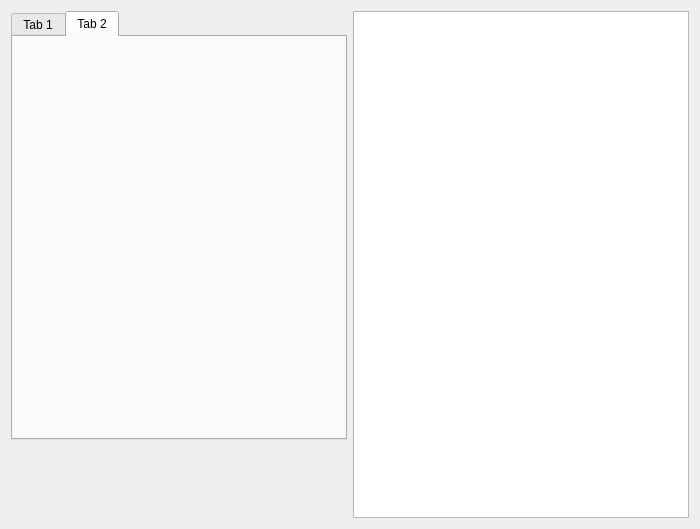
This is frequencydetection.ui in Tokyo-MQP-2024/IgniteCV as Qt 5 draws it before an edit. The edited form follows.
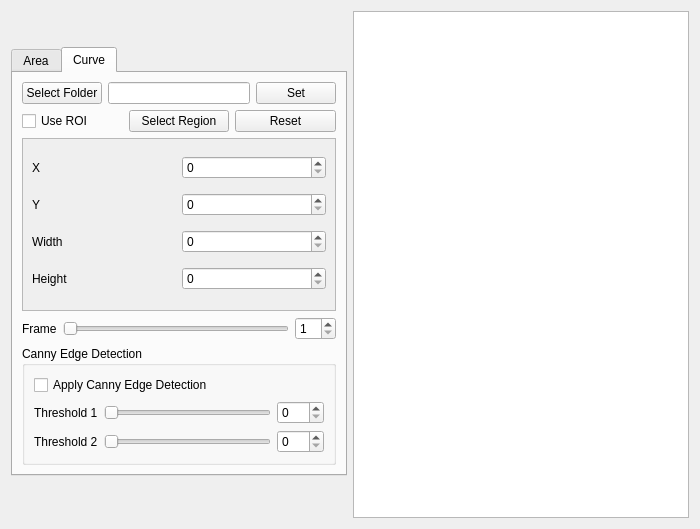
This is the edited form. The open tabs and pages were chosen to show the change. Custom widgets are drawn as their Qt base class.

Commit message: Added Curves tab for frequency detection. Basic ROI and Canny edge detection

Patch:
```diff
--- a/frequencydetection.ui
+++ b/frequencydetection.ui
@@ -17,14 +17,24 @@
    <string>Form</string>
   </property>
   <layout class="QGridLayout" name="gridLayout">
-   <item row="0" column="0">
+   <item row="0" column="1" rowspan="14">
+    <widget class="qgraphicsviewresize" name="graphicsView">
+     <property name="verticalScrollBarPolicy">
+      <enum>Qt::ScrollBarPolicy::ScrollBarAlwaysOff</enum>
+     </property>
+     <property name="horizontalScrollBarPolicy">
+      <enum>Qt::ScrollBarPolicy::ScrollBarAlwaysOff</enum>
+     </property>
+    </widget>
+   </item>
+   <item row="6" column="0">
     <widget class="QTabWidget" name="tabWidget">
      <property name="currentIndex">
       <number>0</number>
      </property>
      <widget class="QWidget" name="tab">
       <attribute name="title">
-       <string>Tab 1</string>
+       <string>Area</string>
       </attribute>
       <layout class="QVBoxLayout" name="verticalLayout">
        <item>
@@ -250,8 +260,207 @@
      </widget>
      <widget class="QWidget" name="tab_2">
       <attribute name="title">
-       <string>Tab 2</string>
+       <string>Curve</string>
       </attribute>
+      <layout class="QVBoxLayout" name="verticalLayout_3">
+       <item>
+        <layout class="QHBoxLayout" name="horizontalLayout_curve">
+         <item>
+          <widget class="QPushButton" name="pushButtonSelectCurve">
+           <property name="text">
+            <string>Select Folder</string>
+           </property>
+          </widget>
+         </item>
+         <item>
+          <widget class="QLineEdit" name="lineEditFilenameCurve"/>
+         </item>
+         <item>
+          <widget class="QPushButton" name="pushButtonSetCurve">
+           <property name="text">
+            <string>Set</string>
+           </property>
+          </widget>
+         </item>
+        </layout>
+       </item>
+       <item>
+        <layout class="QHBoxLayout" name="horizontalLayout_3">
+         <item>
+          <widget class="QCheckBox" name="checkBoxROI">
+           <property name="text">
+            <string>Use ROI</string>
+           </property>
+          </widget>
+         </item>
+         <item>
+          <widget class="QPushButton" name="pushButtonSelectRegion">
+           <property name="text">
+            <string>Select Region</string>
+           </property>
+          </widget>
+         </item>
+         <item>
+          <widget class="QPushButton" name="pushButtonReset">
+           <property name="text">
+            <string>Reset</string>
+           </property>
+          </widget>
+         </item>
+        </layout>
+       </item>
+       <item>
+        <widget class="QScrollArea" name="scrollArea">
+         <property name="widgetResizable">
+          <bool>true</bool>
+         </property>
+         <widget class="QWidget" name="scrollAreaWidgetContents">
+          <property name="geometry">
+           <rect>
+            <x>0</x>
+            <y>0</y>
+            <width>321</width>
+            <height>181</height>
+           </rect>
+          </property>
+          <layout class="QGridLayout" name="gridLayout_4">
+           <item row="1" column="0">
+            <widget class="QLabel" name="labelY">
+             <property name="text">
+              <string>Y</string>
+             </property>
+            </widget>
+           </item>
+           <item row="2" column="0">
+            <widget class="QLabel" name="labelWidth">
+             <property name="text">
+              <string>Width</string>
+             </property>
+            </widget>
+           </item>
+           <item row="0" column="1">
+            <widget class="QSpinBox" name="spinBoxX"/>
+           </item>
+           <item row="0" column="0">
+            <widget class="QLabel" name="labelX">
+             <property name="text">
+              <string>X</string>
+             </property>
+            </widget>
+           </item>
+           <item row="3" column="0">
+            <widget class="QLabel" name="labelHeight">
+             <property name="text">
+              <string>Height</string>
+             </property>
+            </widget>
+           </item>
+           <item row="1" column="1">
+            <widget class="QSpinBox" name="spinBoxY"/>
+           </item>
+           <item row="2" column="1">
+            <widget class="QSpinBox" name="spinBoxWidth"/>
+           </item>
+           <item row="3" column="1">
+            <widget class="QSpinBox" name="spinBoxHeight"/>
+           </item>
+          </layout>
+         </widget>
+        </widget>
+       </item>
+       <item>
+        <layout class="QHBoxLayout" name="horizontalLayoutFrameCurve">
+         <item>
+          <widget class="QLabel" name="labelFrameCurve">
+           <property name="text">
+            <string>Frame</string>
+           </property>
+          </widget>
+         </item>
+         <item>
+          <widget class="QSlider" name="horizontalSliderFrameCurve">
+           <property name="minimum">
+            <number>1</number>
+           </property>
+           <property name="orientation">
+            <enum>Qt::Orientation::Horizontal</enum>
+           </property>
+          </widget>
+         </item>
+         <item>
+          <widget class="QSpinBox" name="spinBoxFrameCurve">
+           <property name="minimum">
+            <number>1</number>
+           </property>
+          </widget>
+         </item>
+        </layout>
+       </item>
+       <item>
+        <widget class="QGroupBox" name="groupBox">
+         <property name="title">
+          <string>Canny Edge Detection</string>
+         </property>
+         <layout class="QGridLayout" name="gridLayout_2">
+          <item row="2" column="0">
+           <widget class="QLabel" name="labelThresh1">
+            <property name="text">
+             <string>Threshold 1</string>
+            </property>
+           </widget>
+          </item>
+          <item row="3" column="0">
+           <widget class="QLabel" name="labelThresh2">
+            <property name="text">
+             <string>Threshold 2</string>
+            </property>
+           </widget>
+          </item>
+          <item row="2" column="1">
+           <widget class="QSlider" name="horizontalSliderThresh1">
+            <property name="maximum">
+             <number>255</number>
+            </property>
+            <property name="orientation">
+             <enum>Qt::Orientation::Horizontal</enum>
+            </property>
+           </widget>
+          </item>
+          <item row="3" column="1">
+           <widget class="QSlider" name="horizontalSliderThresh2">
+            <property name="maximum">
+             <number>255</number>
+            </property>
+            <property name="orientation">
+             <enum>Qt::Orientation::Horizontal</enum>
+            </property>
+           </widget>
+          </item>
+          <item row="1" column="0" colspan="2">
+           <widget class="QCheckBox" name="checkBoxApplyCanny">
+            <property name="text">
+             <string>Apply Canny Edge Detection</string>
+            </property>
+           </widget>
+          </item>
+          <item row="2" column="2">
+           <widget class="QSpinBox" name="spinBox_3">
+            <property name="maximum">
+             <number>255</number>
+            </property>
+           </widget>
+          </item>
+          <item row="3" column="2">
+           <widget class="QSpinBox" name="spinBox_4">
+            <property name="maximum">
+             <number>255</number>
+            </property>
+           </widget>
+          </item>
+         </layout>
+        </widget>
+       </item>
+      </layout>
      </widget>
     </widget>
    </item>
```
Left out of the diff: 330 changed lines with no effect on the pictures. The commit also changes 3 other files.
